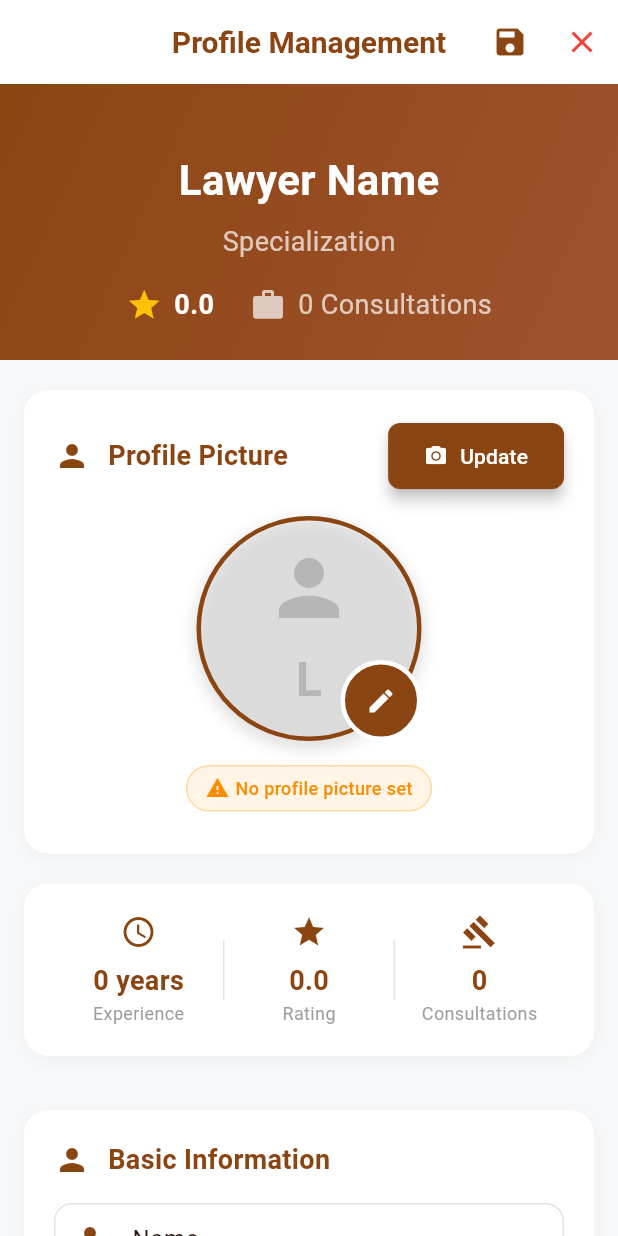
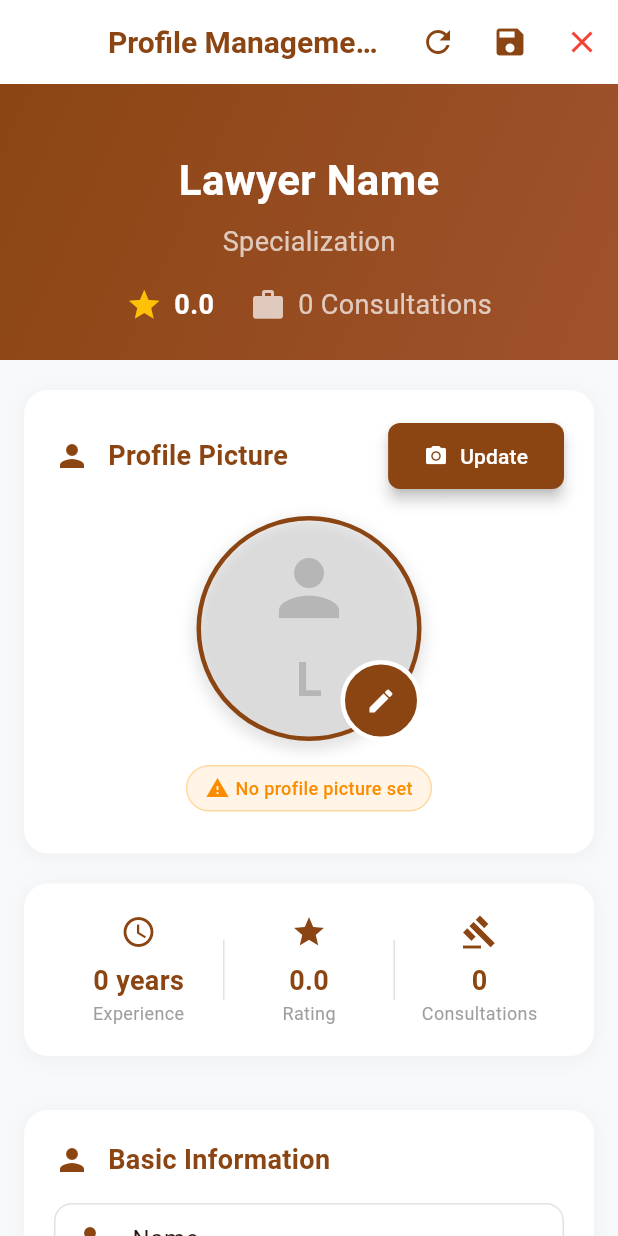
Before and after one commit to DeveloperSarim/ServirPak, a Flutter app: the LawyerProfileManagementScreen screen opened directly, after a tap on the "edit" icon, on a phone screen of 412 x 824 dp. Run offline on Flutter 3.47's test engine with Material 3 defaults, Android fonts, the phone set to English and light mode, and no system bars; our stand-ins replace cloud_firestore, file_picker, firebase_auth, firebase_core, image_picker, shared_preferences; missing offline and left inert: mailer; accounts and stored records are empty.

Commit message:
Update lawyer_profile_management_screen.dart

```diff
--- a/lib/screens/lawyer/lawyer_profile_management_screen.dart
+++ b/lib/screens/lawyer/lawyer_profile_management_screen.dart
@@ -29,6 +29,10 @@ class _LawyerProfileManagementScreenState
 
   // For web compatibility
   Uint8List? _profileImageBytes;
+
+  // Real-time statistics
+  int _actualConsultationCount = 0;
+  double _actualRating = 0.0;
 
   // Cities list
   List<String> _cities = [];
@@ -62,6 +66,14 @@ class _LawyerProfileManagementScreenState
     super.initState();
     _loadLawyerData();
     _loadCities();
+    _loadRealTimeStats();
+  }
+
+  @override
+  void didChangeDependencies() {
+    super.didChangeDependencies();
+    // Refresh stats when screen becomes active
+    _loadRealTimeStats();
   }
 
   Future<void> _loadCities() async {
@@ -75,6 +87,74 @@ class _LawyerProfileManagementScreenState
       print('🏙️ Loaded ${_cities.length} cities');
     } catch (e) {
       print('❌ Error loading cities: $e');
+    }
+  }
+
+  Future<void> _loadRealTimeStats() async {
+    try {
+      final session = await AuthService.getSavedUserSession();
+      String userId = session['userId'] as String;
+
+      // Load consultation count
+      QuerySnapshot consultationsSnapshot = await _firestore
+          .collection(AppConstants.consultationsCollection)
+          .where('lawyerId', isEqualTo: userId)
+          .get();
+
+      setState(() {
+        _actualConsultationCount = consultationsSnapshot.docs.length;
+      });
+
+      // Load reviews and calculate rating
+      QuerySnapshot reviewsSnapshot = await _firestore
+          .collection(AppConstants.reviewsCollection)
+          .where('lawyerId', isEqualTo: userId)
+          .get();
+
+      if (reviewsSnapshot.docs.isNotEmpty) {
+        double totalRating = 0.0;
+        for (var doc in reviewsSnapshot.docs) {
+          Map<String, dynamic> reviewData = doc.data() as Map<String, dynamic>;
+          totalRating += (reviewData['rating'] ?? 0.0).toDouble();
+        }
+        double averageRating = totalRating / reviewsSnapshot.docs.length;
+
+        setState(() {
+          _actualRating = double.parse(averageRating.toStringAsFixed(1));
+        });
+      } else {
+        setState(() {
+          _actualRating = 0.0;
+        });
+      }
+
+      print('📊 Real-time stats loaded:');
+      print('📊 Consultations: $_actualConsultationCount');
+      print('📊 Rating: $_actualRating');
+
+      // Update lawyer document with real stats
+      await _updateLawyerStats();
+    } catch (e) {
+      print('❌ Error loading real-time stats: $e');
+    }
+  }
+
+  Future<void> _updateLawyerStats() async {
+    try {
+      if (_currentLawyer != null) {
+        await _firestore
+            .collection(AppConstants.lawyersCollection)
+            .doc(_currentLawyer!.id)
+            .update({
+              'totalCases': _actualConsultationCount,
+              'rating': _actualRating,
+              'updatedAt': Timestamp.now(),
+            });
+
+        print('✅ Updated lawyer stats in database');
+      }
+    } catch (e) {
+      print('❌ Error updating lawyer stats: $e');
     }
   }
 
@@ -446,6 +526,15 @@ class _LawyerProfileManagementScreenState
         elevation: 0,
         centerTitle: true,
         actions: [
+          IconButton(
+            icon: const Icon(Icons.refresh, color: Color(0xFF8B4513)),
+            onPressed: () async {
+              setState(() => _isLoading = true);
+              await _loadRealTimeStats();
+              await _loadLawyerData();
+              setState(() => _isLoading = false);
+            },
+          ),
           if (!_isEditing)
             IconButton(
               icon: const Icon(Icons.edit, color: Color(0xFF8B4513)),
@@ -518,7 +607,7 @@ class _LawyerProfileManagementScreenState
               const Icon(Icons.star, color: Colors.amber, size: 24),
               const SizedBox(width: 8),
               Text(
-                '${_currentLawyer?.rating ?? 0.0}',
+                '$_actualRating',
                 style: const TextStyle(
                   fontSize: 18,
                   fontWeight: FontWeight.bold,
@@ -529,7 +618,7 @@ class _LawyerProfileManagementScreenState
               const Icon(Icons.work, color: Colors.white70, size: 24),
               const SizedBox(width: 8),
               Text(
-                '${_currentLawyer?.totalCases ?? 0} Consultations',
+                '$_actualConsultationCount Consultations',
                 style: const TextStyle(fontSize: 18, color: Colors.white70),
               ),
             ],
@@ -798,17 +887,13 @@ class _LawyerProfileManagementScreenState
           ),
           Container(width: 1, height: 40, color: Colors.grey.withOpacity(0.3)),
           Expanded(
-            child: _buildStatItem(
-              'Rating',
-              '${_currentLawyer?.rating ?? 0.0}',
-              Icons.star,
-            ),
+            child: _buildStatItem('Rating', '$_actualRating', Icons.star),
           ),
           Container(width: 1, height: 40, color: Colors.grey.withOpacity(0.3)),
           Expanded(
             child: _buildStatItem(
               'Consultations',
-              '${_currentLawyer?.totalCases ?? 0}',
+              '$_actualConsultationCount',
               Icons.gavel,
             ),
           ),
```
